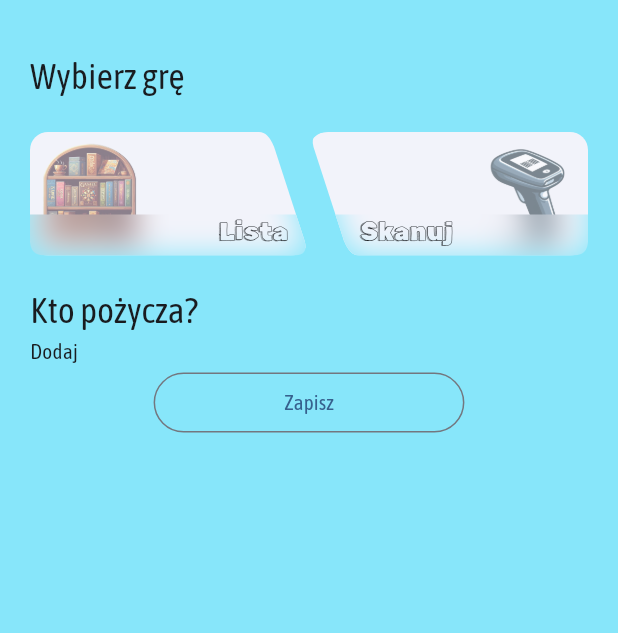
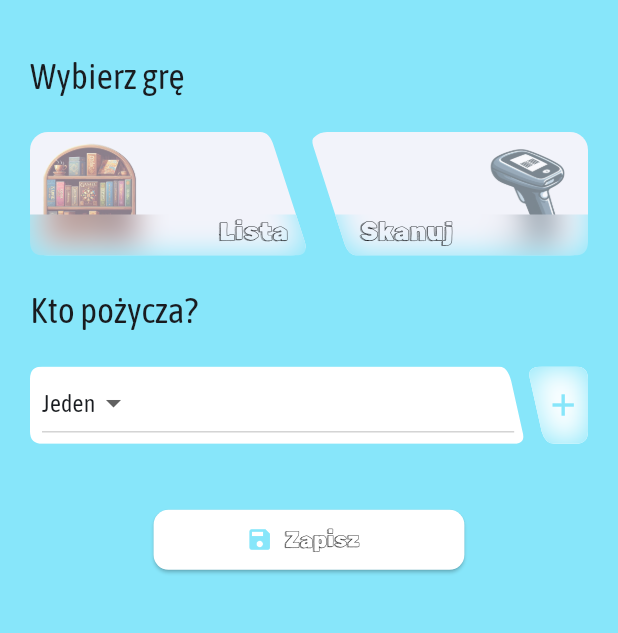
Before and after one commit to JulitaSlusarczyk/Shard, a Flutter app: the SharePage screen opened directly, on a phone screen of 412 x 824 dp, the part 63-696 px from its top. Run offline on Flutter 3.47's test engine with Material 3 defaults, Android fonts, the phone set to English and light mode, and no system bars; our stand-ins replace flutter_riverpod.

Commit message:
Added dropdown button and simplified code

```diff
--- a/lib/pages/share_page.dart
+++ b/lib/pages/share_page.dart
@@ -1,3 +1,5 @@
+import 'dart:ui';
+
 import 'package:flutter/material.dart';
 import 'package:flutter_riverpod/flutter_riverpod.dart';
 import 'package:shard/consts.dart';
@@ -8,10 +10,6 @@ class SharePage extends ConsumerWidget {
 
   @override
   Widget build(BuildContext context, WidgetRef ref) {
-    final screenHeight = MediaQuery.sizeOf(context).height;
-    final screenWidth = MediaQuery.sizeOf(context).height;
-    final buttonPadding = screenWidth / 10;
-    final subtitleHeight = screenHeight / 35;
     return SafeArea(
       child: Scaffold(
         backgroundColor: backgroundColorApp,
@@ -25,6 +23,23 @@ class SharePage extends ConsumerWidget {
           padding: const EdgeInsets.all(20.0),
           child: ListView(
             shrinkWrap: true,
+            children: const [SelectGames(), SelectPerson(), SaveButton()],
+          ),
+        ),
+      ),
+    );
+  }
+}
+
+class SelectGames extends ConsumerWidget {
+  const SelectGames({super.key});
+
+  @override
+  Widget build(BuildContext context, WidgetRef ref) {
+    final screenHeight = MediaQuery.sizeOf(context).height;
+    final subtitleHeight = screenHeight / 35;
+    return Column(
+      crossAxisAlignment: CrossAxisAlignment.start,
       children: [
         Text(
           "Wybierz grę",
@@ -45,30 +60,133 @@ class SharePage extends ConsumerWidget {
                 imagePath: 'assets/images/scanner.png')
           ]),
         ),
+      ],
+    );
+  }
+}
+
+class SelectPerson extends ConsumerWidget {
+  const SelectPerson({super.key});
+
+  @override
+  Widget build(BuildContext context, WidgetRef ref) {
+    final screenHeight = MediaQuery.sizeOf(context).height;
+    final screenWidth = MediaQuery.sizeOf(context).height;
+    final subtitleHeight = screenHeight / 35;
+    final dropdownHeight = screenHeight / 16;
+    return Column(
+      crossAxisAlignment: CrossAxisAlignment.start,
+      children: [
         Text(
           "Kto pożycza?",
           style: TextStyle(fontSize: subtitleHeight),
         ),
-              Row(
+        Padding(
+          padding: const EdgeInsets.symmetric(vertical: 20.0),
+          child: SizedBox(
+            height: dropdownHeight,
+            child: Row(
               children: [
-                  //TODO dropdownButton
-                  Text("Dodaj")
+                Expanded(
+                  child: ClipPath(
+                    clipper: MyClipper(
+                        isRight: true,
+                        roundFactorLeft: 0.97,
+                        customRounded: screenWidth / 100),
+                    child: InkWell(
+                      onTap: () {},
+                      child: Container(
+                        color: Colors.white,
+                        height: dropdownHeight,
+                        child: Padding(
+                          padding: const EdgeInsets.symmetric(horizontal: 8.0),
+                          child: DropdownButton(
+                            items: [
+                              DropdownMenuItem(
+                                child: Text("Jeden"),
+                                value: "jeden",
+                              ),
+                              DropdownMenuItem(
+                                child: Text("Dwa"),
+                                value: "dwa",
+                              ),
                             ],
+                            value: "jeden",
+                            onChanged: (item) {},
                           ),
-              Padding(
-                padding: EdgeInsets.symmetric(horizontal: buttonPadding),
-                child: OutlinedButton(
-                    onPressed: () {},
-                    child: Text("Zapisz"),
-                    style: OutlinedButton.styleFrom(
-                      shape: RoundedRectangleBorder(
-                          borderRadius: BorderRadius.circular(30.0)),
-                    )),
+                        ),
+                      ),
+                    ),
+                  ),
+                ),
+                ClipPath(
+                  clipper: MyClipper(
+                      isRight: false,
+                      roundFactorRight: 0.25,
+                      customRounded: screenWidth / 100),
+                  child: Container(
+                      height: double.infinity,
+                      width: screenHeight / 20,
+                      color: Colors.white,
+                      child: ClipRRect(
+                          borderRadius: BorderRadius.circular(0),
+                          child: BackdropFilter(
+                            filter: ImageFilter.blur(
+                              sigmaX: 10.0,
+                              sigmaY: 10.0,
+                            ),
+                            child: Padding(
+                              padding: EdgeInsets.only(
+                                left: screenHeight / 100,
+                              ),
+                              child: const Icon(
+                                Icons.add,
+                                color: backgroundColorApp,
+                              ),
+                            ),
+                          ))),
                 )
               ],
             ),
           ),
         ),
+      ],
     );
   }
 }
+
+class SaveButton extends ConsumerWidget {
+  const SaveButton({super.key});
+
+  @override
+  Widget build(BuildContext context, WidgetRef ref) {
+    final screenWidth = MediaQuery.sizeOf(context).height;
+    final buttonPadding = screenWidth / 10;
+    return Padding(
+      padding: EdgeInsets.symmetric(
+        horizontal: buttonPadding,
+        vertical: 20.0,
+      ),
+      child: ElevatedButton.icon(
+          onPressed: () {},
+          icon: Icon(
+            Icons.save,
+            color: backgroundColorApp,
+            // color: Colors.black38,
+          ),
+          label: Text(
+            "Zapisz",
+            style: TextStyle(
+              color: Colors.black,
+              fontFamily: 'Rubik',
+            ),
+          ),
+          style: ElevatedButton.styleFrom(
+            backgroundColor: Colors.white,
+            shape: RoundedRectangleBorder(
+              borderRadius: BorderRadius.circular(10.0),
+            ),
+          )),
+    );
+  }
+}
--- a/lib/widgets/select_action_card.dart
+++ b/lib/widgets/select_action_card.dart
@@ -62,13 +62,11 @@ class SelectActionCard extends ConsumerWidget {
                       child: Padding(
                         padding: EdgeInsets.only(
                             right: screenWidth / 30,
-                            left: isRight ? 0 : screenWidth / 12
-                        ),
+                            left: isRight ? 0 : screenWidth / 12),
                         child: Text(
                           title,
-                          textAlign: !isRight
-                              ? TextAlign.left
-                              : TextAlign.right,
+                          textAlign:
+                              !isRight ? TextAlign.left : TextAlign.right,
                           style: TextStyle(
                             fontSize: filterHeight * 3 / 5,
                             fontFamily: 'Rubik',
@@ -88,37 +86,49 @@ class SelectActionCard extends ConsumerWidget {
 }
 
 class MyClipper extends CustomClipper<Path> {
-  MyClipper({required this.isRight});
+  MyClipper({
+    required this.isRight,
+    this.roundFactorLeft = 7 / 8,
+    this.roundFactorRight = 1 / 8,
+    this.customRounded
+  });
 
   bool isRight;
+  double roundFactorLeft;
+  double roundFactorRight;
+  double? customRounded;
 
   @override
   Path getClip(Size size) {
     final x = size.width;
     final y = size.height;
 
+    final rounded = customRounded ?? x / 20;
+
     Path right = Path()
-      ..moveTo(0, 10)
-      ..lineTo(0, y - 10)
-      ..quadraticBezierTo(0, y, 10, y)
-      ..lineTo(x - 10, y)
-      ..quadraticBezierTo(x, y, x - 3, y - 10)
-      ..lineTo(x * 7 / 8, 10)
-      ..quadraticBezierTo((x * 7 / 8) - 4, 0, (x * 7 / 8) - 10, 0)
-      ..lineTo(10, 0)
-      ..quadraticBezierTo(0, 0, 0, 10)
+      ..moveTo(0, rounded)
+      ..lineTo(0, y - rounded)
+      ..quadraticBezierTo(0, y, rounded, y)
+      ..lineTo(x - rounded, y)
+      ..quadraticBezierTo(x, y, x - (rounded * 0.3), y - rounded)
+      ..lineTo(x * roundFactorLeft, 10)
+      ..quadraticBezierTo((x * roundFactorLeft) - (rounded * 0.3), 0,
+          (x * roundFactorLeft) - rounded, 0)
+      ..lineTo(rounded, 0)
+      ..quadraticBezierTo(0, 0, 0, rounded)
       ..close();
 
     Path left = Path()
-      ..moveTo(x, y - 10)
-      ..lineTo(x, 10)
-      ..quadraticBezierTo(x, 0, x - 10, 0)
-      ..lineTo(13, 0)
-      ..quadraticBezierTo(0, 0, 3, 10)
-      ..lineTo(x / 8, y - 10)
-      ..quadraticBezierTo(x / 8 + 4, y, x / 8 + 10, y)
-      ..lineTo(x - 10, y)
-      ..quadraticBezierTo(x, y, x, y - 10)
+      ..moveTo(x, y - rounded)
+      ..lineTo(x, rounded)
+      ..quadraticBezierTo(x, 0, x - rounded, 0)
+      ..lineTo(rounded * 1.3, 0)
+      ..quadraticBezierTo(0, 0, rounded * 0.3, rounded)
+      ..lineTo(x * roundFactorRight, y - rounded)
+      ..quadraticBezierTo(x * roundFactorRight + (rounded * 0.3), y,
+          x * roundFactorRight + rounded, y)
+      ..lineTo(x - rounded, y)
+      ..quadraticBezierTo(x, y, x, y - rounded)
       ..close();
 
     return isRight ? right : left;
```
Lines whose indentation alone changed are shown as unchanged.
